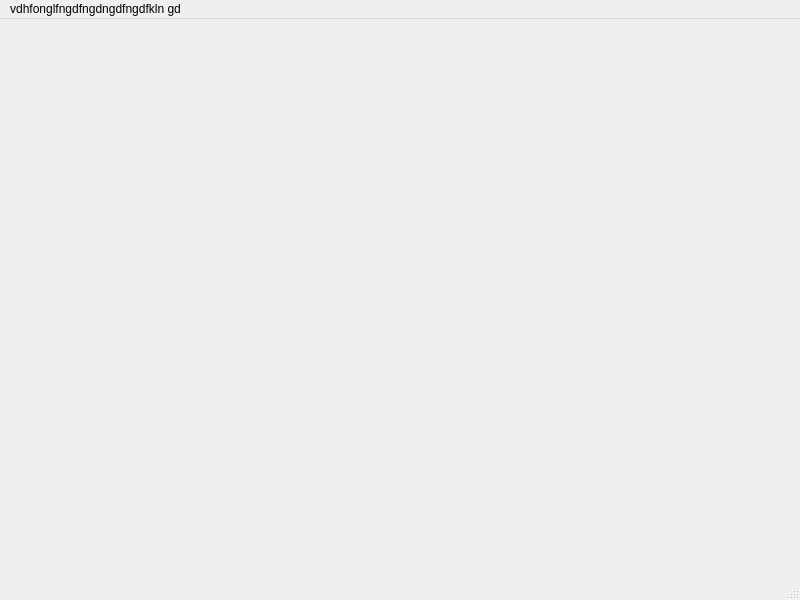
The window that mainwindow.ui (alextnlr/ShareCount) describes before a commit, drawn with Qt 5.
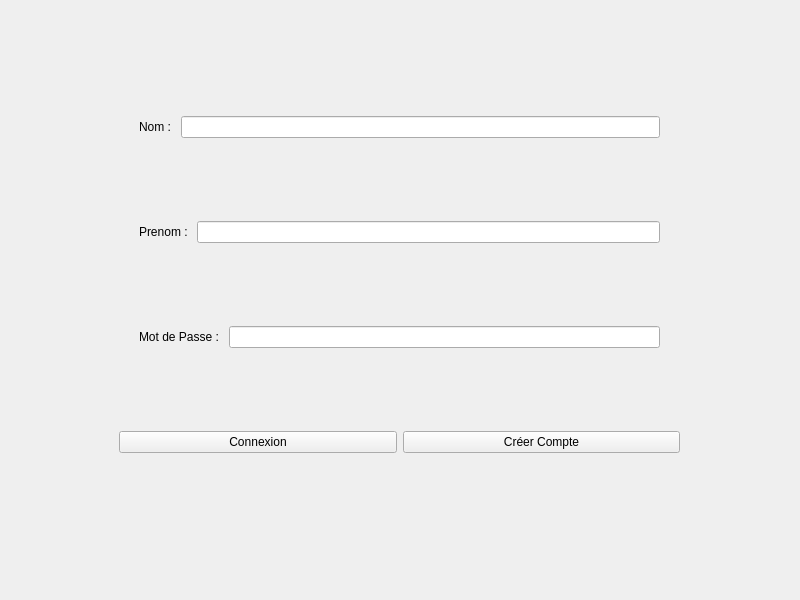
The same window after the commit.

Commit message: Ajout de l'utilisation ui (page connexion frame)

```diff
--- a/mainwindow.ui
+++ b/mainwindow.ui
@@ -13,24 +13,114 @@
   <property name="windowTitle">
    <string>MainWindow</string>
   </property>
-  <widget class="QWidget" name="centralwidget"/>
-  <widget class="QMenuBar" name="menubar">
-   <property name="geometry">
-    <rect>
-     <x>0</x>
-     <y>0</y>
-     <width>800</width>
-     <height>22</height>
-    </rect>
-   </property>
-   <widget class="QMenu" name="menuvdhfonglfngdfngdngdfngdfkln_gd">
-    <property name="title">
-     <string>vdhfonglfngdfngdngdfngdfkln gd</string>
+  <widget class="QWidget" name="centralwidget">
+   <widget class="QStackedWidget" name="stackedWidget">
+    <property name="geometry">
+     <rect>
+      <x>-1</x>
+      <y>-1</y>
+      <width>801</width>
+      <height>601</height>
+     </rect>
     </property>
+    <property name="currentIndex">
+     <number>0</number>
+    </property>
+    <widget class="QWidget" name="page">
+     <widget class="QWidget" name="verticalLayoutWidget">
+      <property name="geometry">
+       <rect>
+        <x>120</x>
+        <y>40</y>
+        <width>561</width>
+        <height>491</height>
+       </rect>
+      </property>
+      <layout class="QVBoxLayout" name="verticalLayout">
+       <item>
+        <layout class="QHBoxLayout" name="horizontalLayout">
+         <property name="leftMargin">
+          <number>20</number>
+         </property>
+         <property name="rightMargin">
+          <number>20</number>
+         </property>
+         <item>
+          <widget class="QLabel" name="labelNom">
+           <property name="text">
+            <string>Nom : </string>
+           </property>
+          </widget>
+         </item>
+         <item>
+          <widget class="QLineEdit" name="lineEditNom"/>
+         </item>
+        </layout>
+       </item>
+       <item>
+        <layout class="QHBoxLayout" name="horizontalLayout_2">
+         <property name="leftMargin">
+          <number>20</number>
+         </property>
+         <property name="rightMargin">
+          <number>20</number>
+         </property>
+         <item>
+          <widget class="QLabel" name="labelPrenom">
+           <property name="text">
+            <string>Prenom : </string>
+           </property>
+          </widget>
+         </item>
+         <item>
+          <widget class="QLineEdit" name="lineEdit_2"/>
+         </item>
+        </layout>
+       </item>
+       <item>
+        <layout class="QHBoxLayout" name="horizontalLayout_3">
+         <property name="leftMargin">
+          <number>20</number>
+         </property>
+         <property name="rightMargin">
+          <number>20</number>
+         </property>
+         <item>
+          <widget class="QLabel" name="labelMdp">
+           <property name="text">
+            <string>Mot de Passe : </string>
+           </property>
+          </widget>
+         </item>
+         <item>
+          <widget class="QLineEdit" name="lineEdit_3"/>
+         </item>
+        </layout>
+       </item>
+       <item>
+        <layout class="QHBoxLayout" name="horizontalLayout_4">
+         <item>
+          <widget class="QPushButton" name="pushButtonConnexion">
+           <property name="text">
+            <string>Connexion</string>
+           </property>
+          </widget>
+         </item>
+         <item>
+          <widget class="QPushButton" name="pushButtonCreationCompte">
+           <property name="text">
+            <string>Créer Compte</string>
+           </property>
+          </widget>
+         </item>
+        </layout>
+       </item>
+      </layout>
+     </widget>
+    </widget>
+    <widget class="QWidget" name="page_2"/>
    </widget>
-   <addaction name="menuvdhfonglfngdfngdngdfngdfkln_gd"/>
   </widget>
-  <widget class="QStatusBar" name="statusbar"/>
  </widget>
  <resources/>
  <connections/>
```
The commit also changes 3 other files.
